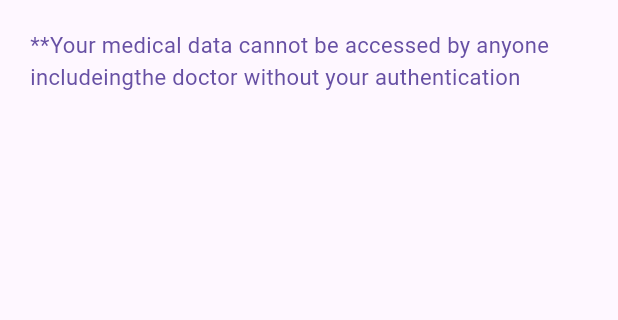
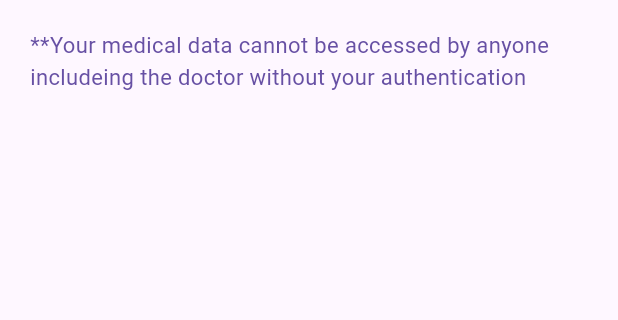
Before and after one commit to Siddique722/web-ecare, a Flutter app: the HomeView screen opened directly, after a tap on "Find User", on a phone screen of 412 x 824 dp, the part 249-569 px from its top. Run offline on Flutter 3.47's test engine with Material 3 defaults, Android fonts, the light colour scheme and no system bars; our stand-ins replace cloud_firestore, file_picker, firebase_auth, firebase_core, firebase_storage, flutter_screenutil and 8 more; missing offline and left inert: dart:html, flutter_pdfview, qr_code_scanner, razorpay_flutter; accounts and stored records are empty; Roboto replaces fonts that are missing (Gilroy, GilroyBold); statements that could not run were skipped.

Commit message:
update code

```diff
--- a/lib/views/Home-Views/Scan-QR-Code/qr-code.dart
+++ b/lib/views/Home-Views/Scan-QR-Code/qr-code.dart
@@ -57,7 +57,7 @@ class _ScanQRCodeHomwState extends State<ScanQRCodeHomw> {
             ),
             SimpleTextWidgetTheme(
                 text:
-                    '**Your medical data cannot be accessed by anyone includeingthe doctor without your authentication'),
+                    '**Your medical data cannot be accessed by anyone includeing the doctor without your authentication'),
           ],
         ),
       ),
--- a/lib/views/Home-Views/home-sreens/costum-drawer.dart
+++ b/lib/views/Home-Views/home-sreens/costum-drawer.dart
@@ -203,7 +203,7 @@ class _CustomDrawerState extends State<CustomDrawer> {
                     CircleAvatar(
                       radius: 30,
                       backgroundColor: Colors.white,
-                      backgroundImage: AssetImage('asstes/applogo.png'),
+                      backgroundImage: AssetImage('assets/applogo.png'),
                     ),
                     const SizedBox(height: 10),
                     Text(
```
